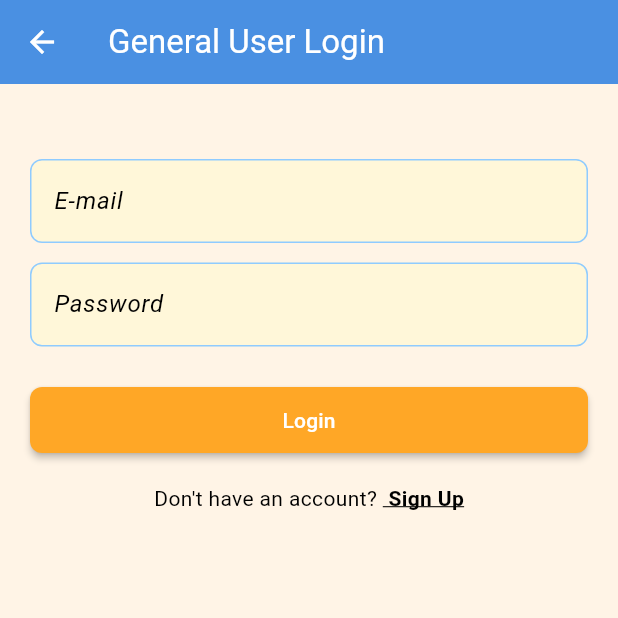
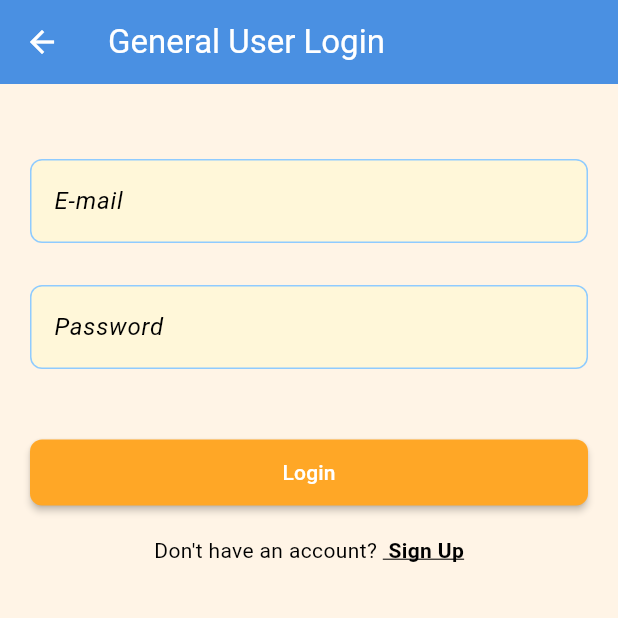
Before and after one commit to vishal1583/homecare_app, a Flutter app: the LoginScreen1 screen opened directly, on a phone screen of 412 x 824 dp, the top half of it. Run offline on Flutter 3.47's test engine with Material 3 defaults, Android fonts, the phone set to English and light mode, and no system bars; our stand-ins replace flutter_rating_bar, shared_preferences; missing offline and left inert: dart_casing; accounts and stored records are empty; network calls fail.

Commit message:
minor fix

```diff
--- a/lib/constants/my_theme.dart
+++ b/lib/constants/my_theme.dart
@@ -42,12 +42,12 @@ class MyTheme {
       actionTextColor: accentOrange,
       behavior: SnackBarBehavior.floating,
     ),
-    bottomNavigationBarTheme: BottomNavigationBarThemeData(
+    bottomNavigationBarTheme: const BottomNavigationBarThemeData(
       backgroundColor: vanilla,
       selectedItemColor: accentOrange, // Accent color for selected items
       unselectedItemColor: Colors.black54,
-      selectedIconTheme: const IconThemeData(size: 24),
-      unselectedIconTheme: const IconThemeData(size: 20),
+      selectedIconTheme: IconThemeData(size: 24),
+      unselectedIconTheme: IconThemeData(size: 20),
     ),
     iconTheme: const IconThemeData(
       color: softBlue,
--- a/lib/ip_address.dart
+++ b/lib/ip_address.dart
@@ -46,7 +46,7 @@ class _IpAddressScreenState extends State<IpAddressScreen> {
                       Navigator.pushReplacement(
                           context,
                           MaterialPageRoute(
-                              builder: (context) => SplashScreen()));
+                              builder: (context) => const SplashScreen()));
                     }
                   },
                   child: const Text('Submit'),
--- a/lib/main.dart
+++ b/lib/main.dart
@@ -15,7 +15,7 @@ class MyApp extends StatelessWidget {
       debugShowCheckedModeBanner: false,
       title: 'Flutter Demo',
       theme: MyTheme.lightTheme,
-      home: IpAddressScreen(),
+      home: const IpAddressScreen(),
     );
   }
 }
--- a/lib/ser_provider/login_screen2.dart
+++ b/lib/ser_provider/login_screen2.dart
@@ -120,15 +120,15 @@ class _LoginScreen2State extends State<LoginScreen2> {
               keyboardType: TextInputType.emailAddress,
               validator: (value) => (value!.isEmpty) ? 'Please enter your email' : null,
               controller: _emailController,
-              decoration: const InputDecoration(labelText: 'E-mail'),
+              decoration: const InputDecoration(labelText: 'E-mail', helperText: ''),
             ),
-            const SizedBox(height: 13),
+            const SizedBox(height: 8),
             TextFormField(
               keyboardType: TextInputType.visiblePassword,
               // obscureText: true,
               validator: (value) => (value!.isEmpty) ? 'Please enter your password' : null,
               controller: _passwordController,
-              decoration: const InputDecoration(labelText: 'Password'),
+              decoration: const InputDecoration(labelText: 'Password', helperText: ''),
             ),
             const SizedBox(height: 25),
             isLoading
--- a/lib/user/login_screen1.dart
+++ b/lib/user/login_screen1.dart
@@ -77,7 +77,7 @@ class _LoginScreen1State extends State<LoginScreen1> {
 
         noLoading();
 
-        Navigator.pushAndRemoveUntil(context,MaterialPageRoute(builder: (context) => DashboardScreen1()),(Route<dynamic> route)=> false,);
+        Navigator.pushAndRemoveUntil(context,MaterialPageRoute(builder: (context) => const DashboardScreen1()),(route)=> false,);
 
         ScaffoldMessenger.of(context).showSnackBar(const SnackBar(content: Text('Login Successful')));
 
@@ -124,14 +124,15 @@ class _LoginScreen1State extends State<LoginScreen1> {
               validator: (value) =>
                   (value!.isEmpty) ? 'Please enter a valid email' : null,
               controller: _emailController,
-              decoration: const InputDecoration(labelText: 'E-mail'),
+
+              decoration: const InputDecoration(labelText: 'E-mail', helperText: ''),
             ),
-            const SizedBox(height: 13),
+            const SizedBox(height: 8),
             TextFormField(
               validator: (value) =>
                   (value!.isEmpty) ? 'Please enter a valid password' : null,
               controller: _passwordController,
-              decoration: const InputDecoration(labelText: 'Password'),
+              decoration: const InputDecoration(labelText: 'Password', helperText: ''),
             ),
             const SizedBox(height: 25),
             isLoading
@@ -155,7 +156,7 @@ class _LoginScreen1State extends State<LoginScreen1> {
                       Navigator.push(
                         context,
                         MaterialPageRoute(builder: (context) {
-                          return SignUpScreen1();
+                          return const SignUpScreen1();
                         }),
                       );
                     },
```
Also changed, not shown: lib/ser_provider/dashboard_screen2.dart (+5 -5 lines), pubspec.lock.
